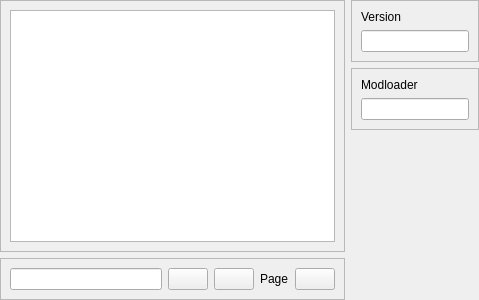
Above: data/ui/mod_search.ui from brandonzorn/Modpacks-Manager before the change. Below: the same form after it.
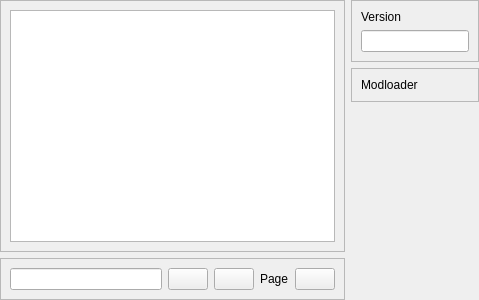
That is the form after the change.

```diff
--- a/data/ui/mod_search.ui
+++ b/data/ui/mod_search.ui
@@ -184,7 +184,7 @@
           </widget>
          </item>
          <item>
-          <widget class="QLineEdit" name="modloader_line"/>
+          <layout class="QGridLayout" name="modloader_grid"/>
          </item>
         </layout>
        </widget>
```
Left out of the diff: 4 changed lines with no effect on the pictures.
